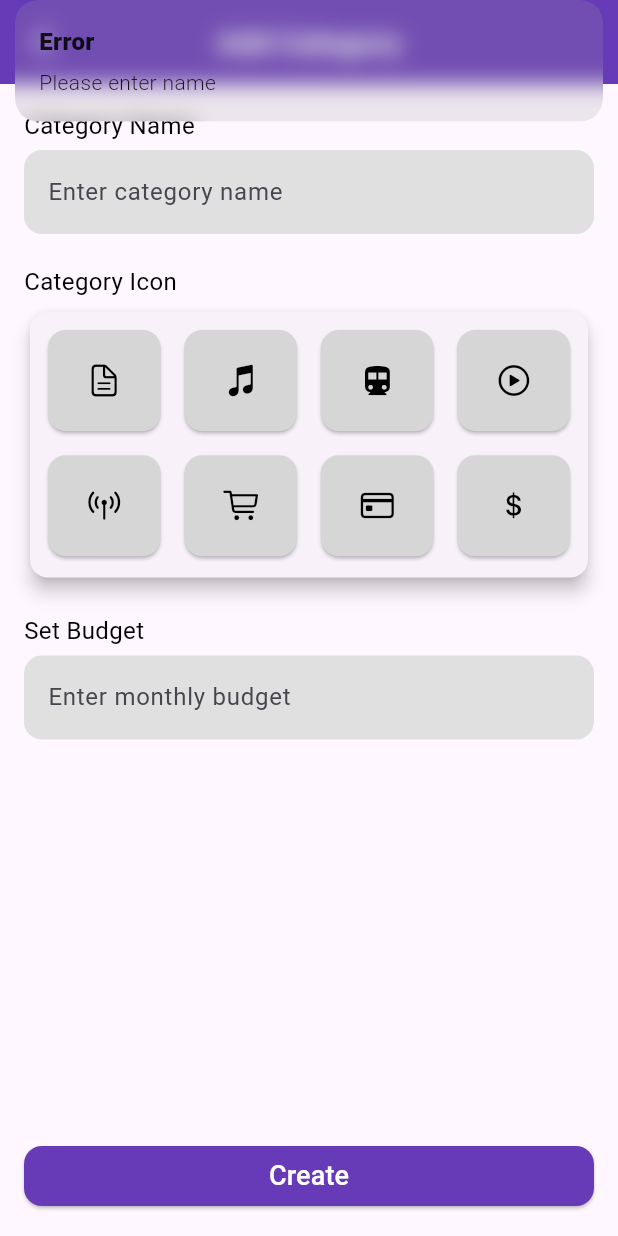
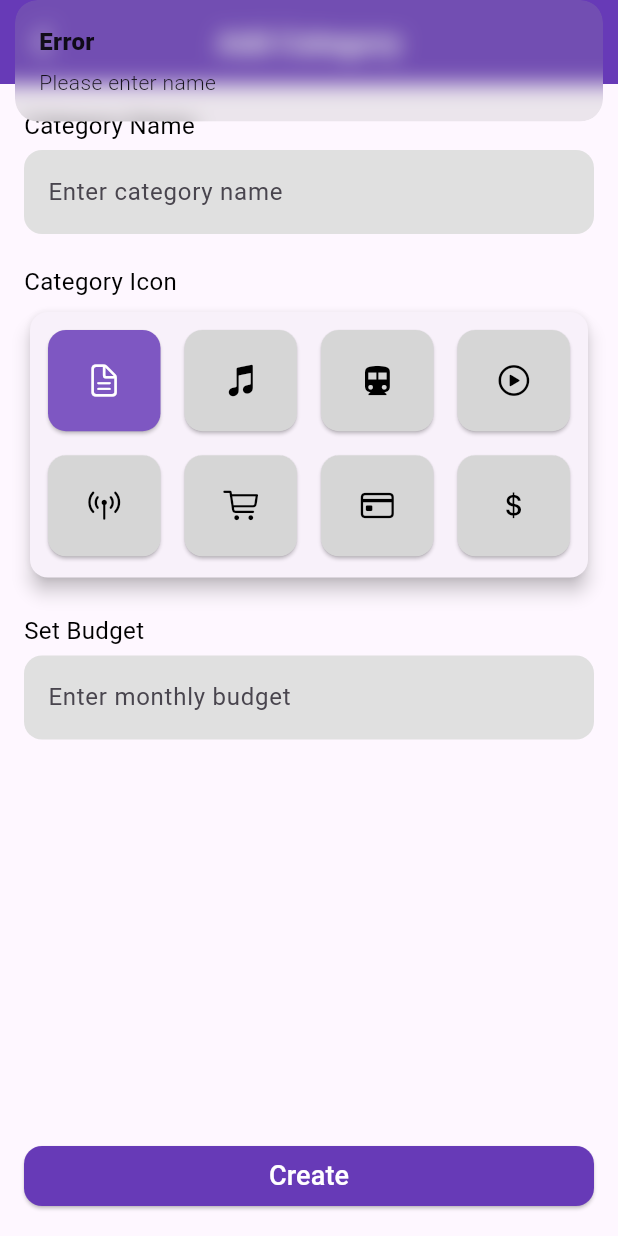
Before and after one commit to priyankafulwari127/finly, a Flutter app: the AddCategory screen opened by its route, after a tap on "Create", on a phone screen of 412 x 824 dp. Run offline on Flutter 3.47's test engine with Material 3 defaults, Android fonts, the phone set to English and light mode, and no system bars; our stand-ins replace get, hive, hive_flutter; missing offline and left inert: dart:ffi; accounts and stored records are empty.

Commit message:
icon saved

```diff
--- a/lib/model/categoryModel/Category.dart
+++ b/lib/model/categoryModel/Category.dart
@@ -17,7 +17,11 @@ class Category {
   @HiveField(5)
   double? budgetAmount;
   @HiveField(6)
-  final IconData icon;
+  final int iconPoints;
+  @HiveField(7)
+  final String fontFamily;
+  @HiveField(8)
+  final String iconFontPackage;
 
   Category({
     this.categoryName,
@@ -26,6 +30,12 @@ class Category {
     this.budgetAmount,
     this.date,
     this.description,
-    required this.icon,
+    required this.iconPoints,
+    required this.fontFamily,
+    required this.iconFontPackage,
   });
+
+  IconData getIconData(){
+    return IconData(iconPoints, fontFamily: fontFamily, fontPackage: iconFontPackage);
+  }
 }
--- a/lib/ui/AddCategoryScreen.dart
+++ b/lib/ui/AddCategoryScreen.dart
@@ -1,6 +1,7 @@
 import 'package:finly/controller/CategoryController.dart';
 import 'package:finly/data/IconList.dart';
 import 'package:finly/model/categoryModel/Category.dart';
+import 'package:flutter/cupertino.dart';
 import 'package:flutter/material.dart';
 import 'package:get/get.dart';
 
@@ -11,8 +12,8 @@ class AddCategory extends StatelessWidget {
   TextEditingController budgetController = TextEditingController();
   CategoryController categoryController = Get.put(CategoryController());
   IconList iconList = IconList();
-  IconData? selectedIcon;
-  var isIconSelected = false.obs;
+  IconData? selectedIcon = CupertinoIcons.doc_text;
+  var selectedIndex = 0.obs;
 
   @override
   Widget build(BuildContext context) {
@@ -117,9 +118,11 @@ class AddCategory extends StatelessWidget {
                       ),
                       itemBuilder: (BuildContext context, int index) {
                         var icon = iconList.icons[index];
+                        return Obx(
+                          () {
                             return GestureDetector(
                               onTap: () {
-                            isIconSelected.value = true;
+                                selectedIndex.value = index;
                                 selectedIcon = icon;
                               },
                               child: Card(
@@ -130,12 +133,14 @@ class AddCategory extends StatelessWidget {
                                     ),
                                   ),
                                 ),
-                            color: Colors.grey[350],
+                                color: selectedIndex.value == index ? Colors.deepPurple[400] : Colors.grey[350],
                                 child: Icon(
                                   icon,
-                              color: isIconSelected.value ? Colors.deepPurple[200] : Colors.black,
+                                  color: selectedIndex.value == index ? Colors.white : Colors.black,
                                 ),
                               ),
+                            );
+                          }
                         );
                       },
                     ),
@@ -211,7 +216,9 @@ class AddCategory extends StatelessWidget {
                       description: '',
                       id: DateTime.now().millisecondsSinceEpoch.toString(),
                       date: DateTime.now().toString(),
-                      icon: selectedIcon!,
+                      iconPoints: selectedIcon!.codePoint,
+                      fontFamily: selectedIcon!.fontFamily!,
+                      iconFontPackage: selectedIcon!.fontPackage!,
                     );
                     await categoryController.addCategory(category);
                     Get.back();
--- a/lib/ui/HomeScreen.dart
+++ b/lib/ui/HomeScreen.dart
@@ -55,7 +55,7 @@ class HomeScreen extends StatelessWidget {
                         Get.to(
                           DetailsScreen(
                             categoryName: categoryController.categoryList.elementAt(index).categoryName ?? 'No Name',
-                            id: categoryController.categoryList.elementAt(index).id ?? 'no id',
+                            id: categoryController.categoryList.elementAt(index).id,
                           ),
                         );
                       },
@@ -74,7 +74,7 @@ class HomeScreen extends StatelessWidget {
                                 color: Colors.grey[350],
                                 child: Padding(
                                   padding: const EdgeInsets.all(8.0),
-                                  child: Icon(categoryController.categoryList.elementAt(index).icon),
+                                  child: Icon(categoryController.categoryList.elementAt(index).getIconData()),
                                 ),
                               ),
                               SizedBox(
```
Also changed, not shown: lib/model/categoryModel/Category.g.dart. Lines whose indentation alone changed are shown as unchanged.
